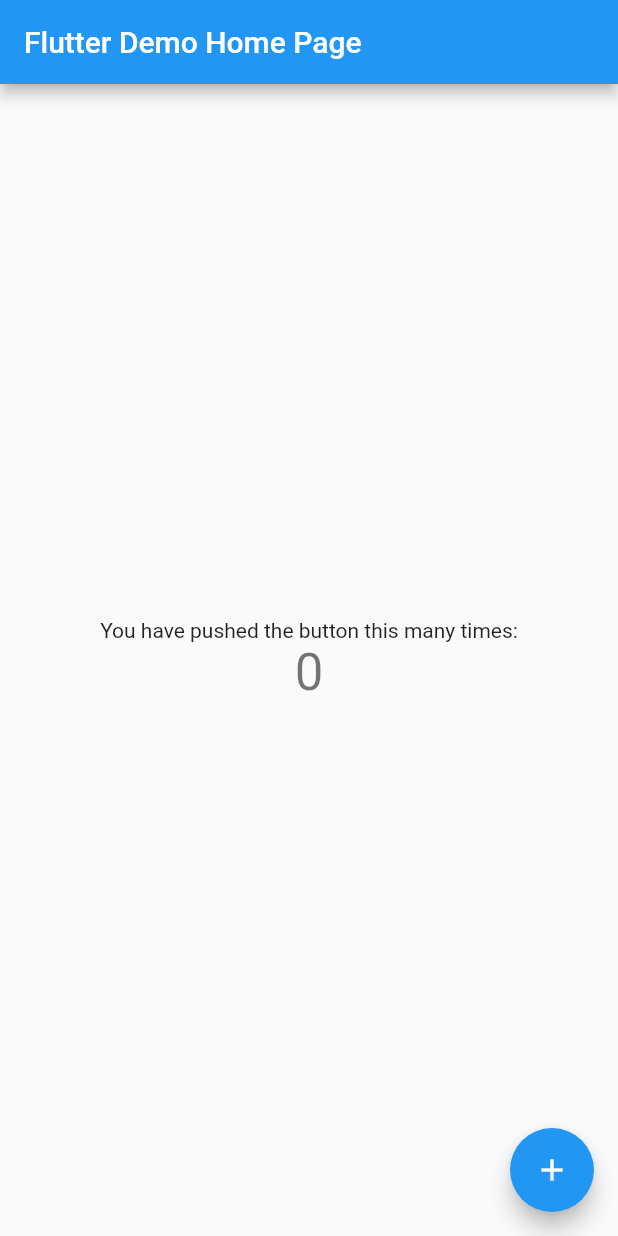
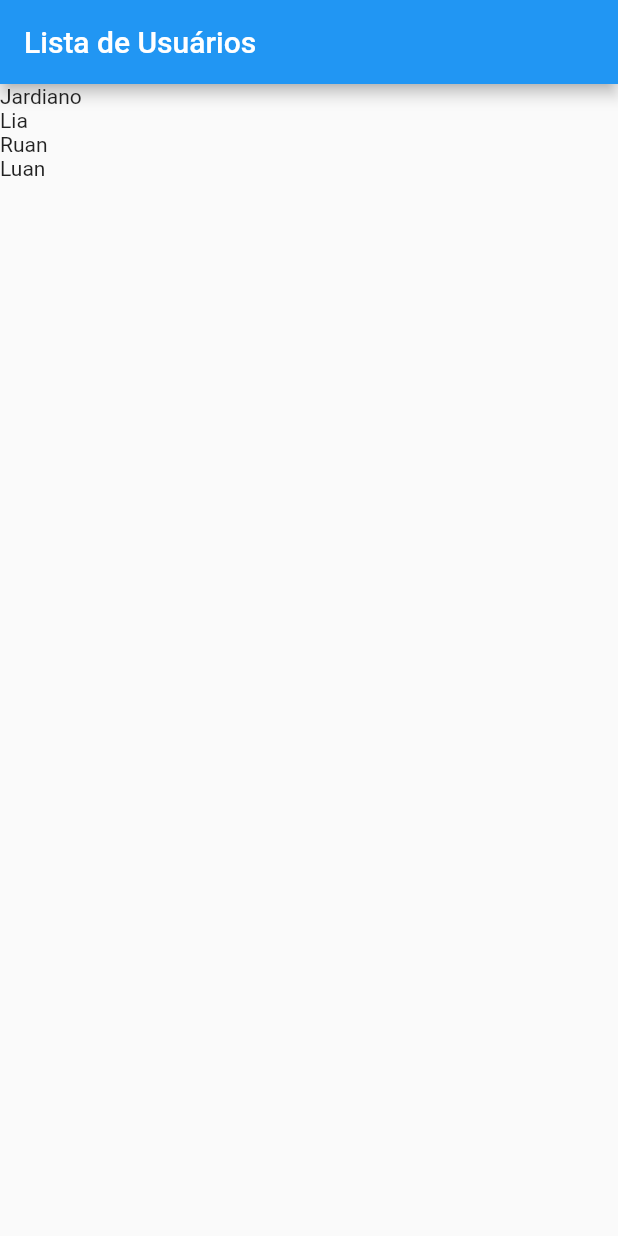
Before and after one commit to RuanJanau/list_users, a Flutter app: the screen it shows after launch, on a phone screen of 412 x 824 dp. Run offline on Flutter 3.47's test engine with Material 2 defaults, Android fonts, the phone set to English and light mode, and no system bars.

Commit message:
feat: created UserList

```diff
--- a/lib/main.dart
+++ b/lib/main.dart
@@ -1,4 +1,5 @@
 import 'package:flutter/material.dart';
+import 'package:list_users/src/views/user_list.dart';
 
 void main() {
   runApp(const MyApp());
@@ -14,54 +15,7 @@ class MyApp extends StatelessWidget {
       theme: ThemeData(
         primarySwatch: Colors.blue,
       ),
-      home: const MyHomePage(title: 'Flutter Demo Home Page'),
+      home: const UserList(),
     );
   }
 }
-
-class MyHomePage extends StatefulWidget {
-  const MyHomePage({Key? key, required this.title}) : super(key: key);
-
-  final String title;
-
-  @override
-  State<MyHomePage> createState() => _MyHomePageState();
-}
-
-class _MyHomePageState extends State<MyHomePage> {
-  int _counter = 0;
-
-  void _incrementCounter() {
-    setState(() {
-      _counter++;
-    });
-  }
-
-  @override
-  Widget build(BuildContext context) {
-    return Scaffold(
-      appBar: AppBar(
-        title: Text(widget.title),
-      ),
-      body: Center(
-        child: Column(
-          mainAxisAlignment: MainAxisAlignment.center,
-          children: <Widget>[
-            const Text(
-              'You have pushed the button this many times:',
-            ),
-            Text(
-              '$_counter',
-              style: Theme.of(context).textTheme.headline4,
-            ),
-          ],
-        ),
-      ),
-      floatingActionButton: FloatingActionButton(
-        onPressed: _incrementCounter,
-        tooltip: 'Increment',
-        child: const Icon(Icons.add),
-      ),
-    );
-  }
-}
--- /dev/null
+++ b/lib/src/views/user_list.dart
@@ -0,0 +1,24 @@
+import 'package:flutter/material.dart';
+import 'package:list_users/src/data/dummy_user.dart';
+
+import '../models/user.dart';
+
+class UserList extends StatelessWidget {
+  const UserList({Key? key}) : super(key: key);
+
+  @override
+  Widget build(BuildContext context) {
+    return Scaffold(
+      appBar: AppBar(
+        title: const Text('Lista de Usuários'),
+      ),
+      body: ListView.builder(
+        itemCount: users.values.length,
+        itemBuilder: (BuildContext context, int index) =>
+            Text(users.values.elementAt(index).name),
+      ),
+    );
+  }
+
+  Map<String, User> get users => {...dummyUsers};
+}
```
